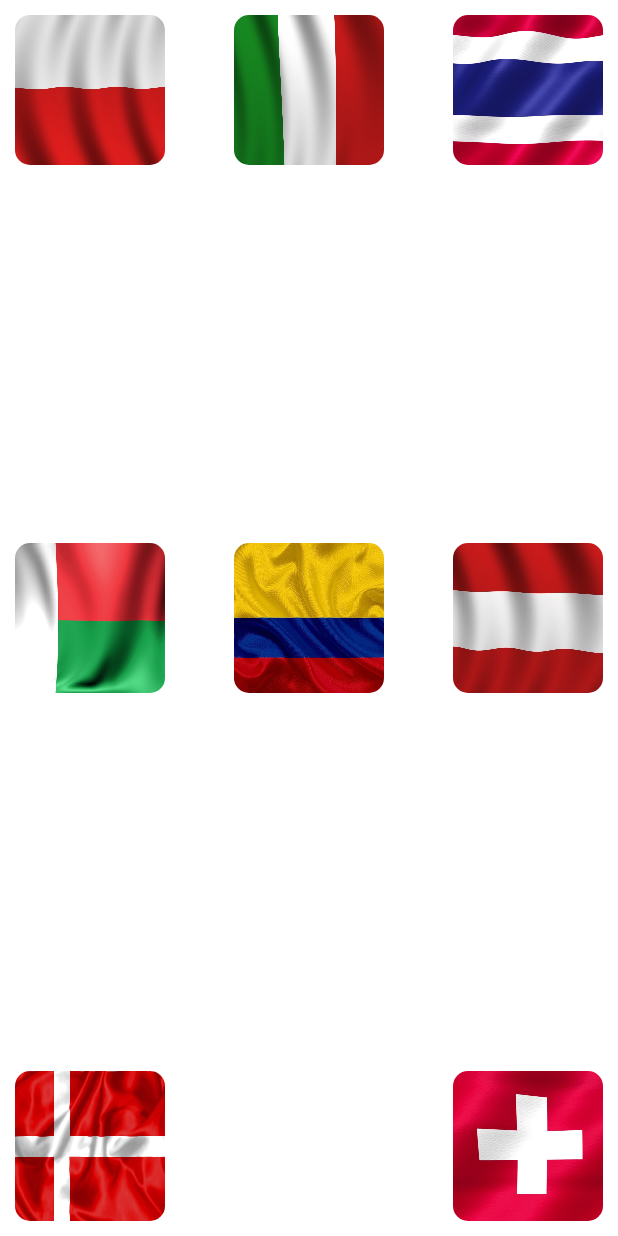
After one commit to almoiv0499/Moroz_Lesson3, an Android app: the layout activity_frame_layout.xml on its own in the app's theme, with its tools: preview values and no code run, on a phone screen of 412 x 824 dp. The commit adds this screen. Run offline under Robolectric (Android 15) with nearby library versions, the phone set to English and light mode, and no system bars.

Commit message:
moroz_lesson_3_1 added images, created activity_frame_layout.xml

```diff
--- a/app/build.gradle
+++ b/app/build.gradle
@@ -30,6 +30,9 @@ android {
     kotlinOptions {
         jvmTarget = '1.8'
     }
+    buildFeatures {
+        viewBinding true
+    }
 }
 
 dependencies {
--- a/app/src/main/java/com/example/moroz_lesson3/MainActivity.kt
+++ b/app/src/main/java/com/example/moroz_lesson3/LinearLayoutActivity.kt
@@ -3,9 +3,9 @@ package com.example.moroz_lesson3
 import androidx.appcompat.app.AppCompatActivity
 import android.os.Bundle
 
-class MainActivity : AppCompatActivity() {
+class LinearLayoutActivity : AppCompatActivity() {
     override fun onCreate(savedInstanceState: Bundle?) {
         super.onCreate(savedInstanceState)
-        setContentView(R.layout.activity_main)
+        setContentView(R.layout.activity_linear_layout)
     }
 }
--- /dev/null
+++ b/app/src/main/res/drawable/rounded_background.xml
@@ -0,0 +1,8 @@
+<?xml version="1.0" encoding="utf-8"?>
+<shape xmlns:android="http://schemas.android.com/apk/res/android"
+    android:tint="@color/white"
+    android:shape="rectangle">
+
+    <corners android:radius="@dimen/corner_radius" />
+
+</shape>
--- /dev/null
+++ b/app/src/main/res/layout/activity_frame_layout.xml
@@ -0,0 +1,106 @@
+<?xml version="1.0" encoding="utf-8"?>
+<FrameLayout xmlns:android="http://schemas.android.com/apk/res/android"
+    xmlns:tools="http://schemas.android.com/tools"
+    android:layout_width="match_parent"
+    android:layout_height="match_parent"
+    tools:context=".FrameLayoutActivity">
+
+    <ImageView
+        android:id="@+id/poland_flag_frame"
+        android:layout_width="@dimen/imageView_size_frame"
+        android:layout_height="@dimen/imageView_size_frame"
+        android:layout_gravity="top|start"
+        android:layout_margin="@dimen/imageView_margins_frame"
+        android:background="@drawable/rounded_background"
+        android:clipToOutline="true"
+        android:contentDescription="@string/poland_flag"
+        android:scaleType="centerCrop"
+        android:src="@drawable/poland" />
+
+
+    <ImageView
+        android:id="@+id/italy_flag_frame"
+        android:layout_width="@dimen/imageView_size_frame"
+        android:layout_height="@dimen/imageView_size_frame"
+        android:layout_gravity="top|center"
+        android:layout_margin="@dimen/imageView_margins_frame"
+        android:background="@drawable/rounded_background"
+        android:clipToOutline="true"
+        android:contentDescription="@string/italy_flag"
+        android:scaleType="fitXY"
+        android:src="@drawable/italy" />
+
+    <ImageView
+        android:id="@+id/thailand_flag_frame"
+        android:layout_width="@dimen/imageView_size_frame"
+        android:layout_height="@dimen/imageView_size_frame"
+        android:layout_gravity="top|end"
+        android:layout_margin="@dimen/imageView_margins_frame"
+        android:background="@drawable/rounded_background"
+        android:clipToOutline="true"
+        android:contentDescription="@string/thailand_flag"
+        android:scaleType="centerCrop"
+        android:src="@drawable/thailand" />
+
+    <ImageView
+        android:id="@+id/madagascar_flag_frame"
+        android:layout_width="@dimen/imageView_size_frame"
+        android:layout_height="@dimen/imageView_size_frame"
+        android:layout_gravity="center|start"
+        android:layout_margin="@dimen/imageView_margins_frame"
+        android:background="@drawable/rounded_background"
+        android:clipToOutline="true"
+        android:contentDescription="@string/madagascar_flag"
+        android:scaleType="fitXY"
+        android:src="@drawable/madagascar" />
+
+
+    <ImageView
+        android:id="@+id/colombia_flag_frame"
+        android:layout_width="@dimen/imageView_size_frame"
+        android:layout_height="@dimen/imageView_size_frame"
+        android:layout_gravity="center|center"
+        android:layout_margin="@dimen/imageView_margins_frame"
+        android:background="@drawable/rounded_background"
+        android:clipToOutline="true"
+        android:contentDescription="@string/colombia_flag"
+        android:scaleType="centerCrop"
+        android:src="@drawable/colombia" />
+
+    <ImageView
+        android:id="@+id/austria_flag_frame"
+        android:layout_width="@dimen/imageView_size_frame"
+        android:layout_height="@dimen/imageView_size_frame"
+        android:layout_gravity="center|end"
+        android:layout_margin="@dimen/imageView_margins_frame"
+        android:background="@drawable/rounded_background"
+        android:clipToOutline="true"
+        android:contentDescription="@string/austria_flag"
+        android:scaleType="centerCrop"
+        android:src="@drawable/austria" />
+
+    <ImageView
+        android:id="@+id/denmark_flag_frame"
+        android:layout_width="@dimen/imageView_size_frame"
+        android:layout_height="@dimen/imageView_size_frame"
+        android:layout_gravity="bottom|start"
+        android:layout_margin="@dimen/imageView_margins_frame"
+        android:background="@drawable/rounded_background"
+        android:clipToOutline="true"
+        android:contentDescription="@string/denmark_flag"
+        android:scaleType="fitXY"
+        android:src="@drawable/denmark" />
+
+    <ImageView
+        android:id="@+id/switzerland_flag_frame"
+        android:layout_width="@dimen/imageView_size_frame"
+        android:layout_height="@dimen/imageView_size_frame"
+        android:layout_gravity="bottom|end"
+        android:layout_margin="@dimen/imageView_margins_frame"
+        android:background="@drawable/rounded_background"
+        android:clipToOutline="true"
+        android:contentDescription="@string/switzerland_flag"
+        android:scaleType="centerCrop"
+        android:src="@drawable/switzerland" />
+
+</FrameLayout>
--- /dev/null
+++ b/app/src/main/res/values/dimens.xml
@@ -0,0 +1,9 @@
+<?xml version="1.0" encoding="utf-8"?>
+<resources>
+    <!-- Background Corners -->
+    <dimen name="corner_radius">10dp</dimen>
+
+    <!-- FrameLayout -->
+    <dimen name="imageView_size_frame">100dp</dimen>
+    <dimen name="imageView_margins_frame">10dp</dimen>
+</resources>
--- a/app/src/main/res/values/strings.xml
+++ b/app/src/main/res/values/strings.xml
@@ -1,3 +1,11 @@
 <resources>
     <string name="app_name">Moroz_Lesson3</string>
+    <string name="poland_flag">Poland Flag</string>
+    <string name="italy_flag">Italy Flag</string>
+    <string name="thailand_flag">Thailand Flag</string>
+    <string name="madagascar_flag">Madagascar Flag</string>
+    <string name="colombia_flag">Colombia Flag</string>
+    <string name="austria_flag">Austria Flag</string>
+    <string name="denmark_flag">Denmark Flag</string>
+    <string name="switzerland_flag">Switzerland Flag</string>
 </resources>
```
Also changed, not shown: app/src/main/AndroidManifest.xml (+6 -1 lines), app/src/main/java/com/example/moroz_lesson3/FrameLayoutActivity.kt (added, +35 -0 lines), app/src/main/java/com/example/moroz_lesson3/GridLayoutActivity.kt (added, +11 -0 lines), app/src/main/res/layout/activity_grid_layout.xml (renamed from app/src/main/res/layout/activity_main.xml, +1 -10 lines), app/src/main/res/layout/activity_linear_layout.xml (added, +11 -0 lines), app/src/main/res/drawable/austria.jpg (added), app/src/main/res/drawable/colombia.jpg (added), app/src/main/res/drawable/denmark.jpeg (added), app/src/main/res/drawable/italy.jpg (added), app/src/main/res/drawable/madagascar.png (added), app/src/main/res/drawable/poland.jpg (added), app/src/main/res/drawable/switzerland.jpg (added), app/src/main/res/drawable/thailand.jpg (added).
